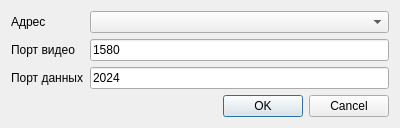
Before: the Qt Designer form qrobot/net_config_dialog.ui in mashka-kashka/robot, drawn with Qt 5.
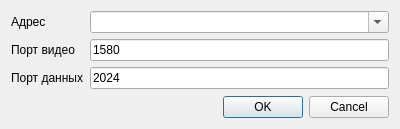
After: the same form once the commit is applied.

Diff of the .ui file:
```diff
--- a/qrobot/net_config_dialog.ui
+++ b/qrobot/net_config_dialog.ui
@@ -7,7 +7,7 @@
     <x>0</x>
     <y>0</y>
     <width>400</width>
-    <height>98</height>
+    <height>129</height>
    </rect>
   </property>
   <property name="windowTitle">
@@ -20,7 +20,11 @@
    <item>
     <layout class="QFormLayout" name="formLayout">
      <item row="0" column="1">
-      <widget class="QComboBox" name="cbAddress"/>
+      <widget class="QComboBox" name="cbAddress">
+       <property name="editable">
+        <bool>true</bool>
+       </property>
+      </widget>
      </item>
      <item row="0" column="0">
       <widget class="QLabel" name="label">
```
